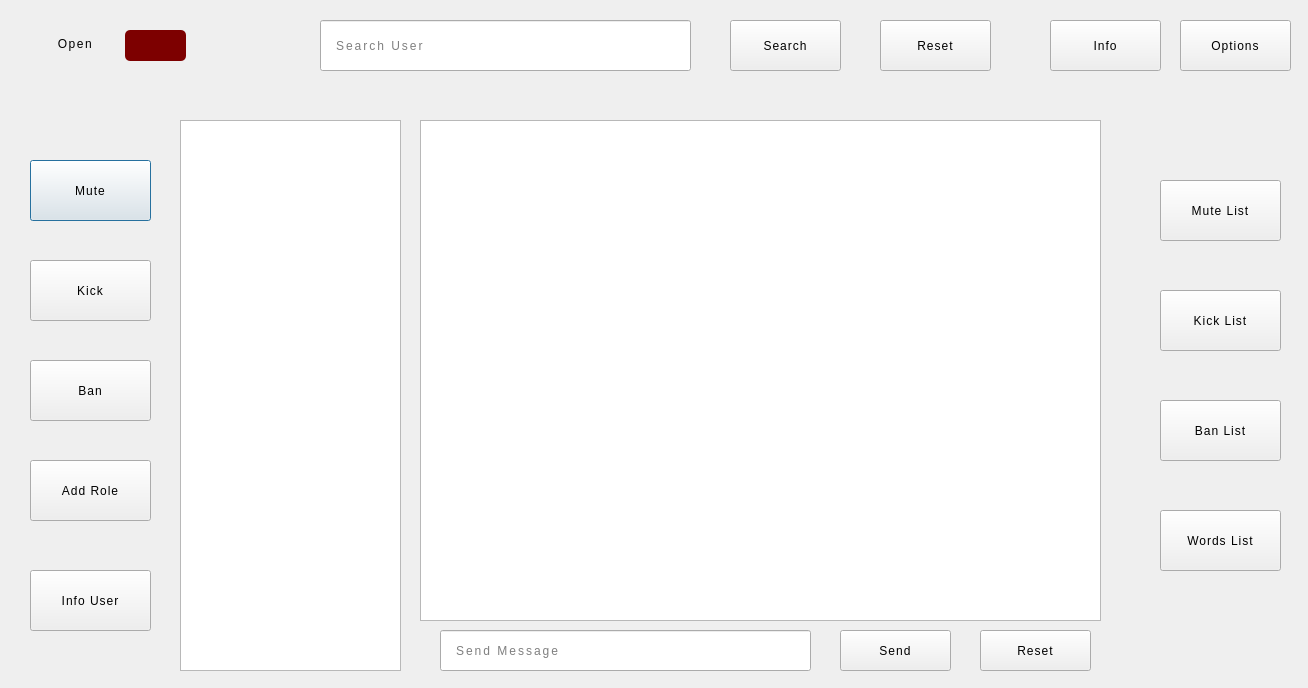
Qt form MultiChat/server_side_dialog.ui (vince-exe/MultiChat) before a commit.
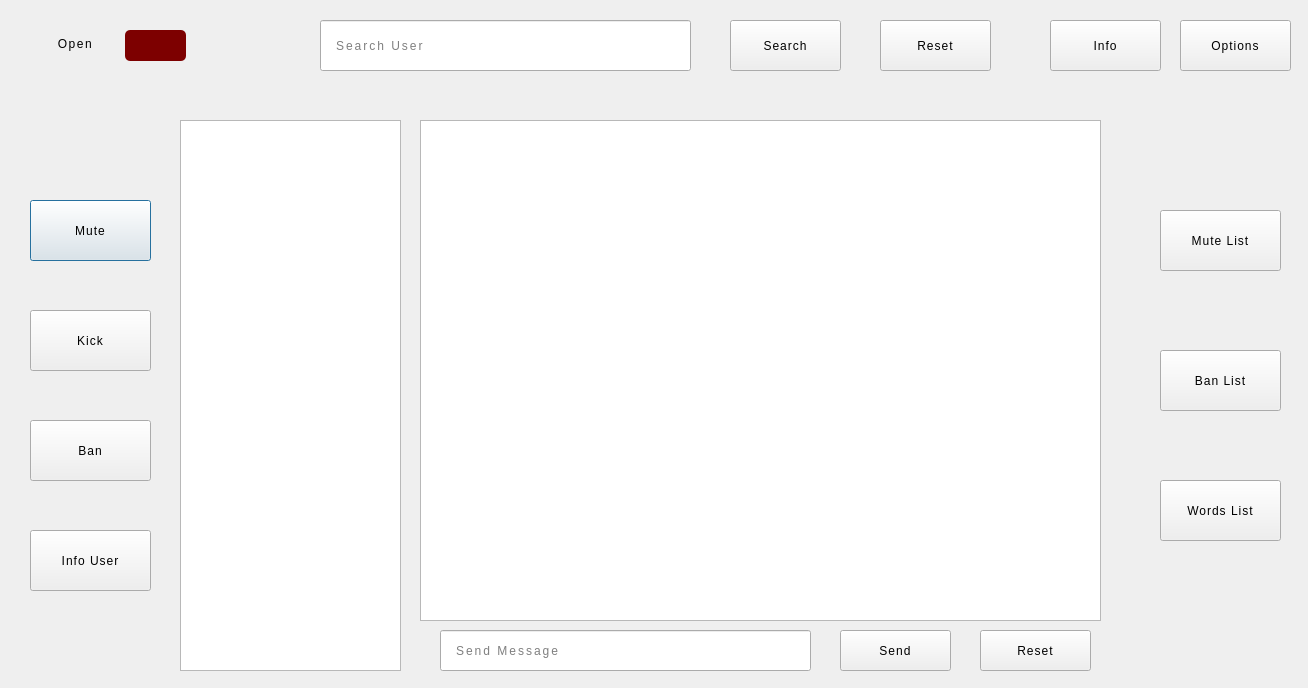
The same form after that commit.

```diff
--- a/MultiChat/server_side_dialog.ui
+++ b/MultiChat/server_side_dialog.ui
@@ -22,7 +22,7 @@
    <property name="geometry">
     <rect>
      <x>30</x>
-     <y>160</y>
+     <y>200</y>
      <width>121</width>
      <height>61</height>
     </rect>
@@ -47,7 +47,7 @@
    <property name="geometry">
     <rect>
      <x>30</x>
-     <y>260</y>
+     <y>310</y>
      <width>121</width>
      <height>61</height>
     </rect>
@@ -72,7 +72,7 @@
    <property name="geometry">
     <rect>
      <x>30</x>
-     <y>360</y>
+     <y>420</y>
      <width>121</width>
      <height>61</height>
     </rect>
@@ -97,7 +97,7 @@
    <property name="geometry">
     <rect>
      <x>1160</x>
-     <y>180</y>
+     <y>210</y>
      <width>121</width>
      <height>61</height>
     </rect>
@@ -118,31 +118,6 @@
     <string>Mute List</string>
    </property>
   </widget>
-  <widget class="QPushButton" name="kickListBtn">
-   <property name="geometry">
-    <rect>
-     <x>1160</x>
-     <y>290</y>
-     <width>121</width>
-     <height>61</height>
-    </rect>
-   </property>
-   <property name="styleSheet">
-    <string notr="true">QPushButton {
-	border: 5px solid '#101014';
-	font: 700 16pt &quot;Yu Gothic UI&quot;;
-	letter-spacing: 1px;
-	color: '#e3e3e3';
-}
-
-QPushButton::hover {
-	background-color: '#0c2f3a';
-}</string>
-   </property>
-   <property name="text">
-    <string>Kick List</string>
-   </property>
-  </widget>
   <widget class="QLabel" name="openLabel">
    <property name="geometry">
     <rect>
@@ -170,7 +145,7 @@
    <property name="geometry">
     <rect>
      <x>1160</x>
-     <y>400</y>
+     <y>350</y>
      <width>121</width>
      <height>61</height>
     </rect>
@@ -195,7 +170,7 @@
    <property name="geometry">
     <rect>
      <x>1160</x>
-     <y>510</y>
+     <y>480</y>
      <width>121</width>
      <height>61</height>
     </rect>
@@ -420,36 +395,11 @@
     <string>Reset</string>
    </property>
   </widget>
-  <widget class="QPushButton" name="addRoleBtn">
-   <property name="geometry">
-    <rect>
-     <x>30</x>
-     <y>460</y>
-     <width>121</width>
-     <height>61</height>
-    </rect>
-   </property>
-   <property name="styleSheet">
-    <string notr="true">QPushButton {
-	border: 5px solid '#101014';
-	font: 700 16pt &quot;Yu Gothic UI&quot;;
-	letter-spacing: 1px;
-	color: '#e3e3e3';
-}
-
-QPushButton::hover {
-	background-color: '#0c2f3a';
-}</string>
-   </property>
-   <property name="text">
-    <string>Add Role</string>
-   </property>
-  </widget>
   <widget class="QPushButton" name="infoUsrBtn">
    <property name="geometry">
     <rect>
      <x>30</x>
-     <y>570</y>
+     <y>530</y>
      <width>121</width>
      <height>61</height>
     </rect>
```
